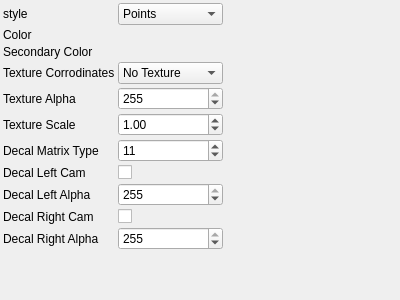
NickPenkrat/corecvs, file utils/3d/generated/draw3dParametersControlWidget.ui: the form before one commit.
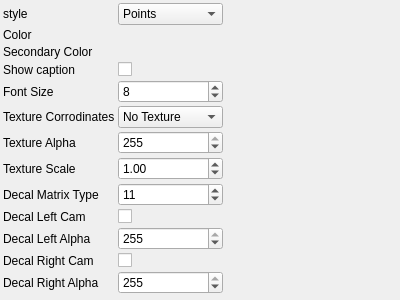
The form after the commit. Custom widgets are drawn as their Qt base class.

```diff
--- a/utils/3d/generated/draw3dParametersControlWidget.ui
+++ b/utils/3d/generated/draw3dParametersControlWidget.ui
@@ -93,30 +93,12 @@
     <item row="3" column="0">
      <widget class="QLabel" name="label_3">
        <property name="text">
-         <string>Texture Corrodinates</string>
+         <string>Show caption</string>
        </property>
      </widget>
     </item>
     <item row="3" column="1">
-     <widget class="QComboBox" name="textureCorrodinatesComboBox">
-       <property name="currentIndex">
-         <number>0</number>
-       </property>
-       <item>
-        <property name="text">
-         <string>No Texture</string>
-        </property>
-       </item>
-       <item>
-        <property name="text">
-         <string>Auto Decide</string>
-        </property>
-       </item>
-       <item>
-        <property name="text">
-         <string>Force Texture</string>
-        </property>
-       </item>
+     <widget class="QCheckBox" name="showCaptionCheckBox">
        <property name="toolTip">
          <string>Texture Corrodinates</string>
        </property>
@@ -125,12 +107,12 @@
     <item row="4" column="0">
      <widget class="QLabel" name="label_4">
        <property name="text">
-         <string>Texture Alpha</string>
+         <string>Font Size</string>
        </property>
      </widget>
     </item>
     <item row="4" column="1">
-     <widget class="QSpinBox" name="textureAlphaSpinBox">
+     <widget class="QSpinBox" name="fontSizeSpinBox">
        <property name="toolTip">
          <string>Texture Alpha</string>
        </property>
@@ -144,45 +126,51 @@
         <number>1</number>
        </property>
        <property name="value">
-        <number>255</number>
+        <number>8</number>
        </property>
      </widget>
     </item>
     <item row="5" column="0">
      <widget class="QLabel" name="label_5">
        <property name="text">
-         <string>Texture Scale</string>
+         <string>Texture Corrodinates</string>
        </property>
      </widget>
     </item>
     <item row="5" column="1">
-     <widget class="QDoubleSpinBox" name="textureScaleSpinBox">
+     <widget class="QComboBox" name="textureCorrodinatesComboBox">
+       <property name="currentIndex">
+         <number>0</number>
+       </property>
+       <item>
+        <property name="text">
+         <string>No Texture</string>
+        </property>
+       </item>
+       <item>
+        <property name="text">
+         <string>Auto Decide</string>
+        </property>
+       </item>
+       <item>
+        <property name="text">
+         <string>Force Texture</string>
+        </property>
+       </item>
        <property name="toolTip">
-         <string>Texture Scale</string>
-       </property>
-       <property name="minimum">
-        <double>0</double>
-       </property>
-       <property name="maximum">
-        <double>2000</double>
-       </property>
-       <property name="singleStep">
-        <double>1</double>
-       </property>
-       <property name="value">
-        <double>1</double>
+         <string>Texture Corrodinates</string>
        </property>
      </widget>
     </item>
     <item row="6" column="0">
      <widget class="QLabel" name="label_6">
        <property name="text">
-         <string>Decal Matrix Type</string>
+         <string>Texture Alpha</string>
        </property>
      </widget>
     </item>
     <item row="6" column="1">
-     <widget class="QSpinBox" name="decalMatrixTypeSpinBox">
+     <widget class="QSpinBox" name="textureAlphaSpinBox">
        <property name="toolTip">
          <string>Decal Matrix Type</string>
        </property>
@@ -190,39 +178,51 @@
         <number>0</number>
        </property>
        <property name="maximum">
-        <number>19</number>
+        <number>255</number>
        </property>
        <property name="singleStep">
         <number>1</number>
        </property>
        <property name="value">
-        <number>11</number>
+        <number>255</number>
        </property>
      </widget>
     </item>
     <item row="7" column="0">
      <widget class="QLabel" name="label_7">
        <property name="text">
-         <string>Decal Left Cam</string>
+         <string>Texture Scale</string>
        </property>
      </widget>
     </item>
     <item row="7" column="1">
-     <widget class="QCheckBox" name="decalLeftCamCheckBox">
+     <widget class="QDoubleSpinBox" name="textureScaleSpinBox">
        <property name="toolTip">
-         <string>Decal Left Cam</string>
+         <string>Texture Scale</string>
+       </property>
+       <property name="minimum">
+        <double>0</double>
+       </property>
+       <property name="maximum">
+        <double>2000</double>
+       </property>
+       <property name="singleStep">
+        <double>1</double>
+       </property>
+       <property name="value">
+        <double>1</double>
        </property>
      </widget>
     </item>
     <item row="8" column="0">
      <widget class="QLabel" name="label_8">
        <property name="text">
-         <string>Decal Left Alpha</string>
+         <string>Decal Matrix Type</string>
        </property>
      </widget>
     </item>
     <item row="8" column="1">
-     <widget class="QSpinBox" name="decalLeftAlphaSpinBox">
+     <widget class="QSpinBox" name="decalMatrixTypeSpinBox">
        <property name="toolTip">
          <string>Decal Left Alpha</string>
        </property>
@@ -230,25 +230,25 @@
         <number>0</number>
        </property>
        <property name="maximum">
-        <number>255</number>
+        <number>19</number>
        </property>
        <property name="singleStep">
         <number>1</number>
        </property>
        <property name="value">
-        <number>255</number>
+        <number>11</number>
        </property>
      </widget>
     </item>
     <item row="9" column="0">
      <widget class="QLabel" name="label_9">
        <property name="text">
-         <string>Decal Right Cam</string>
+         <string>Decal Left Cam</string>
        </property>
      </widget>
     </item>
     <item row="9" column="1">
-     <widget class="QCheckBox" name="decalRightCamCheckBox">
+     <widget class="QCheckBox" name="decalLeftCamCheckBox">
        <property name="toolTip">
          <string>Decal Right Cam</string>
        </property>
@@ -257,11 +257,51 @@
     <item row="10" column="0">
      <widget class="QLabel" name="label_10">
        <property name="text">
-         <string>Decal Right Alpha</string>
+         <string>Decal Left Alpha</string>
        </property>
      </widget>
     </item>
     <item row="10" column="1">
+     <widget class="QSpinBox" name="decalLeftAlphaSpinBox">
+       <property name="toolTip">
+         <string>Decal Left Alpha</string>
+       </property>
+       <property name="minimum">
+        <number>0</number>
+       </property>
+       <property name="maximum">
+        <number>255</number>
+       </property>
+       <property name="singleStep">
+        <number>1</number>
+       </property>
+       <property name="value">
+        <number>255</number>
+       </property>
+     </widget>
+    </item>
+    <item row="11" column="0">
+     <widget class="QLabel" name="label_11">
+       <property name="text">
+         <string>Decal Right Cam</string>
+       </property>
+     </widget>
+    </item>
+    <item row="11" column="1">
+     <widget class="QCheckBox" name="decalRightCamCheckBox">
+       <property name="toolTip">
+         <string>Decal Right Cam</string>
+       </property>
+     </widget>
+    </item>
+    <item row="12" column="0">
+     <widget class="QLabel" name="label_12">
+       <property name="text">
+         <string>Decal Right Alpha</string>
+       </property>
+     </widget>
+    </item>
+    <item row="12" column="1">
      <widget class="QSpinBox" name="decalRightAlphaSpinBox">
        <property name="toolTip">
          <string>Decal Right Alpha</string>
@@ -280,7 +320,7 @@
        </property>
      </widget>
     </item>
-   <item row="11" column="0">
+   <item row="13" column="0">
     <spacer name="verticalSpacer">
      <property name="orientation">
       <enum>Qt::Vertical</enum>
@@ -293,7 +333,7 @@
      </property>
     </spacer>
    </item>
-   <item row="11" column="2">
+   <item row="13" column="2">
     <spacer name="horizontalSpacer">
      <property name="orientation">
       <enum>Qt::Horizontal</enum>
```
Left out of the diff: 22 changed lines with no effect on the pictures.
